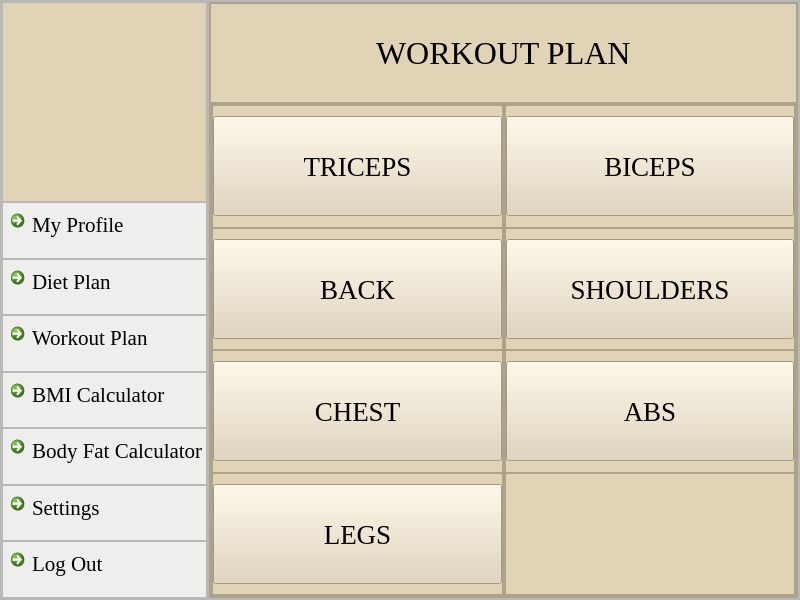
Above: workout.ui from skidgefries/rightmeal before the change. Below: the same form after it.
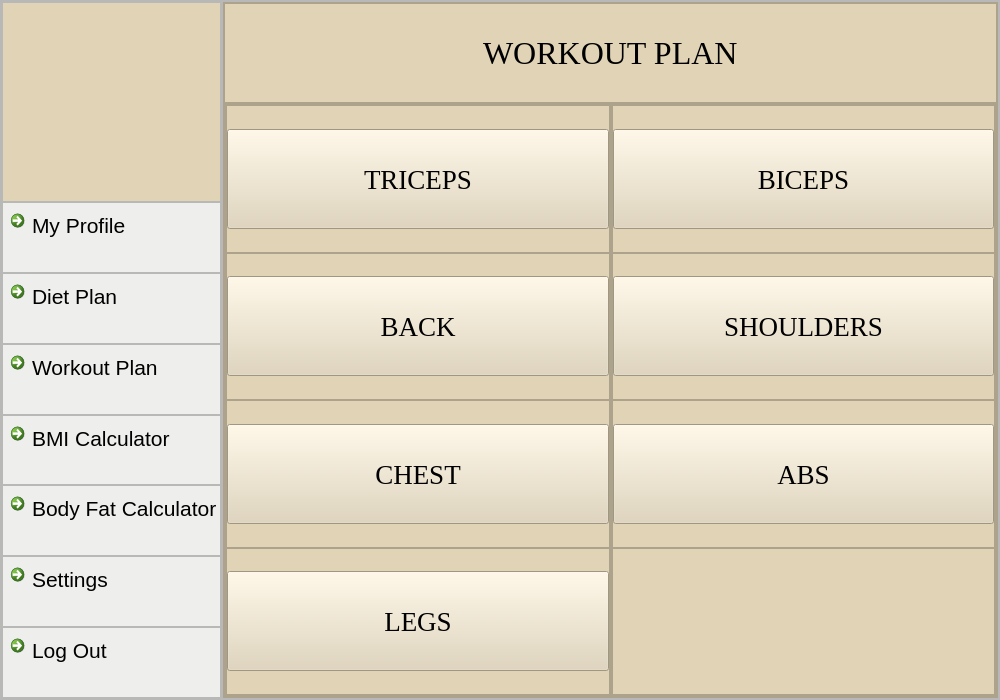
That is the form after the change. Icons and pictures are not drawn.

Diff of the .ui file:
```diff
--- a/workout.ui
+++ b/workout.ui
@@ -6,8 +6,8 @@
    <rect>
     <x>0</x>
     <y>0</y>
-    <width>800</width>
-    <height>600</height>
+    <width>1000</width>
+    <height>700</height>
    </rect>
   </property>
   <property name="windowTitle">
@@ -183,7 +183,7 @@
               <widget class="QCommandLinkButton" name="commandLinkButton_4">
                <property name="font">
                 <font>
-                 <family>Times New Roman</family>
+                 <family>Segoe UI</family>
                  <pointsize>16</pointsize>
                  <bold>false</bold>
                 </font>
@@ -224,7 +224,7 @@
               <widget class="QCommandLinkButton" name="commandLinkButton_9">
                <property name="font">
                 <font>
-                 <family>Times New Roman</family>
+                 <family>Segoe UI</family>
                  <pointsize>16</pointsize>
                  <bold>false</bold>
                 </font>
@@ -265,7 +265,7 @@
               <widget class="QCommandLinkButton" name="commandLinkButton_10">
                <property name="font">
                 <font>
-                 <family>Times New Roman</family>
+                 <family>Segoe UI</family>
                  <pointsize>16</pointsize>
                  <bold>false</bold>
                 </font>
@@ -306,7 +306,7 @@
               <widget class="QCommandLinkButton" name="commandLinkButton_11">
                <property name="font">
                 <font>
-                 <family>Times New Roman</family>
+                 <family>Segoe UI</family>
                  <pointsize>16</pointsize>
                  <bold>false</bold>
                 </font>
@@ -347,7 +347,7 @@
               <widget class="QCommandLinkButton" name="commandLinkButton_12">
                <property name="font">
                 <font>
-                 <family>Times New Roman</family>
+                 <family>Segoe UI</family>
                  <pointsize>16</pointsize>
                  <bold>false</bold>
                 </font>
@@ -388,7 +388,7 @@
               <widget class="QCommandLinkButton" name="commandLinkButton_13">
                <property name="font">
                 <font>
-                 <family>Times New Roman</family>
+                 <family>Segoe UI</family>
                  <pointsize>16</pointsize>
                  <bold>false</bold>
                 </font>
@@ -429,7 +429,7 @@
               <widget class="QCommandLinkButton" name="commandLinkButton_14">
                <property name="font">
                 <font>
-                 <family>Times New Roman</family>
+                 <family>Segoe UI</family>
                  <pointsize>16</pointsize>
                  <bold>false</bold>
                 </font>
@@ -455,8 +455,8 @@
            <rect>
             <x>0</x>
             <y>0</y>
-            <width>585</width>
-            <height>596</height>
+            <width>746</width>
+            <height>696</height>
            </rect>
           </property>
           <layout class="QHBoxLayout" name="horizontalLayout_13">
```
